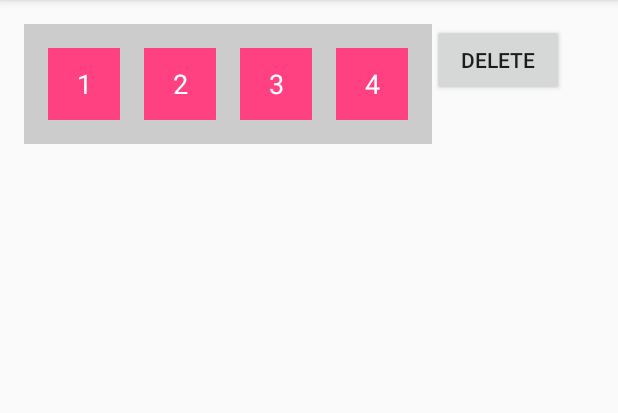
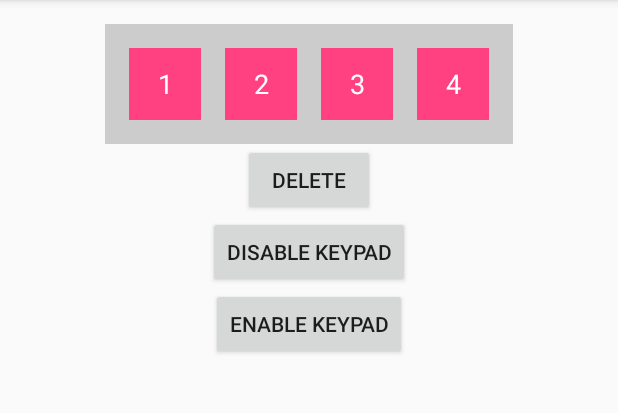
Before and after one commit to mukeshsolanki/android-otpview-pinview, an Android app: the screen it shows after launch (MainActivity), on a phone screen of 412 x 824 dp, the part 84-497 px from its top. Run offline under Robolectric (Android 15) with nearby library versions, the phone set to English and light mode, and no system bars.

Commit message:
Minor fixes

```diff
--- a/app/src/main/java/com/mukesh/otpview_example/MainActivity.java
+++ b/app/src/main/java/com/mukesh/otpview_example/MainActivity.java
@@ -6,20 +6,37 @@ import android.view.View;
 import android.widget.Button;
 import com.mukesh.OtpView;
 
-public class MainActivity extends AppCompatActivity {
+public class MainActivity extends AppCompatActivity implements View.OnClickListener {
+  private Button mDeleteButton, mDisableKeypadButton, mEnableKeypadButton;
+  private OtpView mOtpView;
 
   @Override protected void onCreate(Bundle savedInstanceState) {
     super.onCreate(savedInstanceState);
     setContentView(R.layout.activity_main);
-    Button button = (Button) findViewById(R.id.delete);
-    final OtpView otpView = (OtpView) findViewById(R.id.otp_view);
-    assert otpView != null;
-    assert button != null;
-    otpView.disableKeypad();
-    button.setOnClickListener(new View.OnClickListener() {
-      @Override public void onClick(View v) {
-        otpView.enableKeypad();
-      }
-    });
+    initializeUi();
+    setListeners();
+  }
+
+  @Override public void onClick(View v) {
+    if (v == mDeleteButton) {
+      mOtpView.simulateDeletePress();
+    } else if (v == mDisableKeypadButton) {
+      mOtpView.disableKeypad();
+    } else if (v == mEnableKeypadButton) {
+      mOtpView.enableKeypad();
+    }
+  }
+
+  private void initializeUi() {
+    mDeleteButton = (Button) findViewById(R.id.delete);
+    mDisableKeypadButton = (Button) findViewById(R.id.disable_keypad);
+    mEnableKeypadButton = (Button) findViewById(R.id.enable_keypad);
+    mOtpView = (OtpView) findViewById(R.id.otp_view);
+  }
+
+  private void setListeners() {
+    mEnableKeypadButton.setOnClickListener(this);
+    mDisableKeypadButton.setOnClickListener(this);
+    mDeleteButton.setOnClickListener(this);
   }
 }
--- a/app/src/main/res/layout/activity_main.xml
+++ b/app/src/main/res/layout/activity_main.xml
@@ -4,12 +4,14 @@
     xmlns:tools="http://schemas.android.com/tools"
     android:layout_width="match_parent"
     android:layout_height="match_parent"
+    android:gravity="center_horizontal"
+    android:orientation="vertical"
     android:paddingBottom="@dimen/activity_vertical_margin"
     android:paddingLeft="@dimen/activity_horizontal_margin"
     android:paddingRight="@dimen/activity_horizontal_margin"
     android:paddingTop="@dimen/activity_vertical_margin"
-  tools:context="com.mukesh.otpview_example.MainActivity">
-
+    tools:context="com.mukesh.otpview_example.MainActivity"
+    >
 
   <com.mukesh.OtpView
       android:id="@+id/otp_view"
@@ -19,11 +21,27 @@
       android:inputType="number"
       android:textColor="#FFFFFF"
       app:otp="1234"
-    app:text_background_color="@color/colorAccent" />
+      app:text_background_color="@color/colorAccent"
+      >
+    <requestFocus/>
+  </com.mukesh.OtpView>
 
   <Button
       android:id="@+id/delete"
       android:layout_width="wrap_content"
       android:layout_height="wrap_content"
-    android:text="delete"/>
+      android:text="delete"
+      />
+  <Button
+      android:id="@+id/disable_keypad"
+      android:layout_width="wrap_content"
+      android:layout_height="wrap_content"
+      android:text="Disable Keypad"
+      />
+  <Button
+      android:id="@+id/enable_keypad"
+      android:layout_width="wrap_content"
+      android:layout_height="wrap_content"
+      android:text="Enable Keypad"
+      />
 </LinearLayout>
--- a/build.gradle
+++ b/build.gradle
@@ -5,7 +5,7 @@ buildscript {
     jcenter()
   }
   dependencies {
-    classpath 'com.android.tools.build:gradle:2.0.0'
+    classpath 'com.android.tools.build:gradle:2.2.0-alpha3'
     classpath 'com.jfrog.bintray.gradle:gradle-bintray-plugin:1.6'
     classpath 'com.github.dcendents:android-maven-gradle-plugin:1.3'
 
--- a/otpview/src/main/java/com/mukesh/OtpView.java
+++ b/otpview/src/main/java/com/mukesh/OtpView.java
@@ -17,7 +17,8 @@ import android.widget.EditText;
 import android.widget.LinearLayout;
 
 public class OtpView extends LinearLayout {
-  private EditText mOtpOneField, mOtpTwoField, mOtpThreeField, mOtpFourField, mCurrentlyFocusedEditText;
+  private EditText mOtpOneField, mOtpTwoField, mOtpThreeField, mOtpFourField,
+      mCurrentlyFocusedEditText;
 
   public OtpView(Context context) {
     super(context);
@@ -36,7 +37,8 @@ public class OtpView extends LinearLayout {
 
   private void init(AttributeSet attrs) {
     TypedArray styles = getContext().obtainStyledAttributes(attrs, R.styleable.OtpView);
-    LayoutInflater mInflater = (LayoutInflater) getContext().getSystemService(Context.LAYOUT_INFLATER_SERVICE);
+    LayoutInflater mInflater =
+        (LayoutInflater) getContext().getSystemService(Context.LAYOUT_INFLATER_SERVICE);
     mInflater.inflate(R.layout.otpview_layout, this);
     mOtpOneField = (EditText) findViewById(R.id.otp_one_edit_text);
     mOtpTwoField = (EditText) findViewById(R.id.otp_two_edit_text);
@@ -48,8 +50,10 @@ public class OtpView extends LinearLayout {
 
   private void styleEditTexts(TypedArray styles) {
     int textColor = styles.getColor(R.styleable.OtpView_android_textColor, Color.BLACK);
-    int backgroundColor = styles.getColor(R.styleable.OtpView_text_background_color, Color.TRANSPARENT);
-    if (styles.getColor(R.styleable.OtpView_text_background_color, Color.TRANSPARENT) != Color.TRANSPARENT) {
+    int backgroundColor =
+        styles.getColor(R.styleable.OtpView_text_background_color, Color.TRANSPARENT);
+    if (styles.getColor(R.styleable.OtpView_text_background_color, Color.TRANSPARENT)
+        != Color.TRANSPARENT) {
       mOtpOneField.setBackgroundColor(backgroundColor);
       mOtpTwoField.setBackgroundColor(backgroundColor);
       mOtpThreeField.setBackgroundColor(backgroundColor);
@@ -68,12 +72,13 @@ public class OtpView extends LinearLayout {
   }
 
   private void setEditTextInputStyle(TypedArray styles) {
-    int inputType = styles.getInt(R.styleable.OtpView_android_inputType, EditorInfo.TYPE_TEXT_VARIATION_NORMAL);
+    int inputType =
+        styles.getInt(R.styleable.OtpView_android_inputType, EditorInfo.TYPE_TEXT_VARIATION_NORMAL);
     mOtpOneField.setInputType(inputType);
     mOtpTwoField.setInputType(inputType);
     mOtpThreeField.setInputType(inputType);
     mOtpFourField.setInputType(inputType);
-    String text = String.valueOf(styles.getString(R.styleable.OtpView_otp));
+    String text = styles.getString(R.styleable.OtpView_otp);
     if (!TextUtils.isEmpty(text) && text.length() == 4) {
       mOtpOneField.setText(String.valueOf(text.charAt(0)));
       mOtpTwoField.setText(String.valueOf(text.charAt(1)));
@@ -95,18 +100,14 @@ public class OtpView extends LinearLayout {
     mOtpTwoField.setOnFocusChangeListener(onFocusChangeListener);
     mOtpThreeField.setOnFocusChangeListener(onFocusChangeListener);
     mOtpFourField.setOnFocusChangeListener(onFocusChangeListener);
-    if (mOtpFourField.getText().length() >= 1) {
-      mCurrentlyFocusedEditText = mOtpFourField;
-    } else {
-      mCurrentlyFocusedEditText = mOtpOneField;
-    }
   }
 
   public void disableKeypad() {
     OnTouchListener touchListener = new OnTouchListener() {
       @Override public boolean onTouch(View v, MotionEvent event) {
         v.onTouchEvent(event);
-        InputMethodManager imm = (InputMethodManager) v.getContext().getSystemService(Context.INPUT_METHOD_SERVICE);
+        InputMethodManager imm =
+            (InputMethodManager) v.getContext().getSystemService(Context.INPUT_METHOD_SERVICE);
         if (imm != null) {
           imm.hideSoftInputFromWindow(v.getWindowToken(), 0);
         }
@@ -135,7 +136,7 @@ public class OtpView extends LinearLayout {
     return mCurrentlyFocusedEditText;
   }
 
-  public void setOnTextChangeListener() {
+  private void setOnTextChangeListener() {
     TextWatcher textWatcher = new TextWatcher() {
       @Override public void beforeTextChanged(CharSequence s, int start, int count, int after) {
 
@@ -145,10 +146,13 @@ public class OtpView extends LinearLayout {
       }
 
       @Override public void afterTextChanged(Editable s) {
-        if (mCurrentlyFocusedEditText.getText().length() >= 1 && mCurrentlyFocusedEditText != mOtpFourField) {
+        if (mCurrentlyFocusedEditText.getText().length() >= 1
+            && mCurrentlyFocusedEditText != mOtpFourField) {
           mCurrentlyFocusedEditText.focusSearch(View.FOCUS_RIGHT).requestFocus();
-        } else if (mCurrentlyFocusedEditText.getText().length() >= 1 && mCurrentlyFocusedEditText == mOtpFourField) {
-          InputMethodManager imm = (InputMethodManager) getContext().getSystemService(Context.INPUT_METHOD_SERVICE);
+        } else if (mCurrentlyFocusedEditText.getText().length() >= 1
+            && mCurrentlyFocusedEditText == mOtpFourField) {
+          InputMethodManager imm =
+              (InputMethodManager) getContext().getSystemService(Context.INPUT_METHOD_SERVICE);
           if (imm != null) {
             imm.hideSoftInputFromWindow(getWindowToken(), 0);
           }
```
Lines whose indentation alone changed are shown as unchanged.
